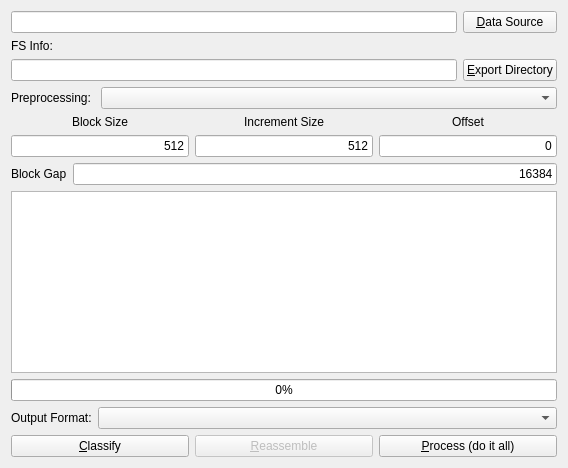
Old version of the form gui/file_carving_ui.ui in the repository rpoisel/mmc.
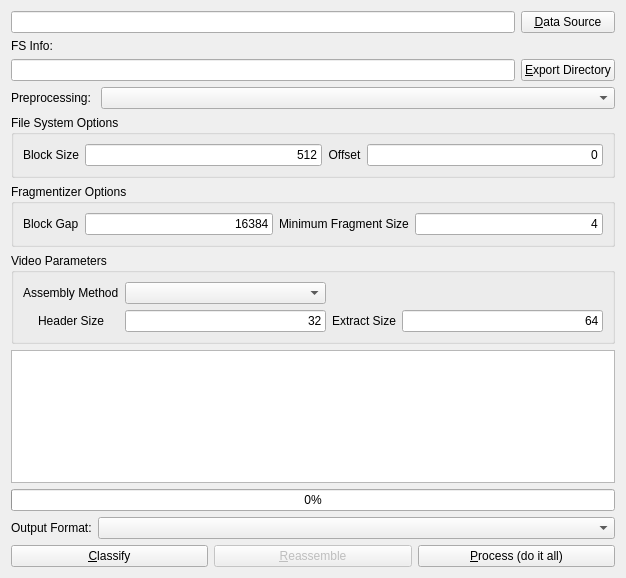
New version of the form.

Commit message: gui extended for different video assembly methods

```diff
--- a/gui/file_carving_ui.ui
+++ b/gui/file_carving_ui.ui
@@ -6,10 +6,16 @@
    <rect>
     <x>0</x>
     <y>0</y>
-    <width>568</width>
-    <height>468</height>
+    <width>626</width>
+    <height>578</height>
    </rect>
   </property>
+  <property name="minimumSize">
+   <size>
+    <width>500</width>
+    <height>0</height>
+   </size>
+  </property>
   <property name="windowTitle">
    <string>Form</string>
   </property>
@@ -74,8 +80,22 @@
     </layout>
    </item>
    <item>
-    <layout class="QGridLayout" name="gridLayout">
-     <item row="1" column="0">
+    <widget class="QGroupBox" name="groupBox_3">
+     <property name="title">
+      <string>File System Options</string>
+     </property>
+     <layout class="QGridLayout" name="fsLayout">
+      <item row="0" column="0">
+       <widget class="QLabel" name="label">
+        <property name="text">
+         <string>Block Size</string>
+        </property>
+        <property name="alignment">
+         <set>Qt::AlignCenter</set>
+        </property>
+       </widget>
+      </item>
+      <item row="0" column="2">
       <widget class="QLineEdit" name="fragmentSize">
        <property name="text">
         <string>512</string>
@@ -85,27 +105,7 @@
        </property>
       </widget>
      </item>
-     <item row="0" column="1">
-      <widget class="QLabel" name="label_2">
-       <property name="text">
-        <string>Increment Size</string>
-       </property>
-       <property name="alignment">
-        <set>Qt::AlignCenter</set>
-       </property>
-      </widget>
-     </item>
-     <item row="1" column="1">
-      <widget class="QLineEdit" name="incrementSize">
-       <property name="text">
-        <string>512</string>
-       </property>
-       <property name="alignment">
-        <set>Qt::AlignRight|Qt::AlignTrailing|Qt::AlignVCenter</set>
-       </property>
-      </widget>
-     </item>
-     <item row="0" column="2">
+      <item row="0" column="3">
       <widget class="QLabel" name="label_3">
        <property name="text">
         <string>Offset</string>
@@ -115,7 +115,7 @@
        </property>
       </widget>
      </item>
-     <item row="1" column="2">
+      <item row="0" column="4">
       <widget class="QLineEdit" name="offset">
        <property name="text">
         <string>0</string>
@@ -125,38 +125,113 @@
        </property>
       </widget>
      </item>
-     <item row="0" column="0">
-      <widget class="QLabel" name="label">
-       <property name="text">
-        <string>Block Size</string>
-       </property>
-       <property name="alignment">
-        <set>Qt::AlignCenter</set>
-       </property>
-      </widget>
-     </item>
-    </layout>
+     </layout>
+    </widget>
    </item>
    <item>
-    <layout class="QGridLayout" name="gridLayout_3">
-     <item row="1" column="1">
-      <widget class="QLineEdit" name="blockGap">
-       <property name="text">
-        <string>16384</string>
-       </property>
-       <property name="alignment">
-        <set>Qt::AlignRight|Qt::AlignTrailing|Qt::AlignVCenter</set>
-       </property>
-      </widget>
-     </item>
-     <item row="1" column="0">
+    <widget class="QGroupBox" name="groupBox_2">
+     <property name="title">
+      <string>Fragmentizer Options</string>
+     </property>
+     <layout class="QGridLayout" name="fragmentizerLayout">
+      <item row="0" column="0">
       <widget class="QLabel" name="label_6">
        <property name="text">
         <string>Block Gap</string>
        </property>
       </widget>
      </item>
-    </layout>
+      <item row="0" column="1">
+       <widget class="QLineEdit" name="blockGap">
+        <property name="text">
+         <string>16384</string>
+        </property>
+        <property name="alignment">
+         <set>Qt::AlignRight|Qt::AlignTrailing|Qt::AlignVCenter</set>
+        </property>
+       </widget>
+      </item>
+      <item row="0" column="2">
+       <widget class="QLabel" name="label_10">
+        <property name="text">
+         <string>Minimum Fragment Size</string>
+        </property>
+       </widget>
+      </item>
+      <item row="0" column="3">
+       <widget class="QLineEdit" name="minimumFragmentSize">
+        <property name="statusTip">
+         <string>Minimum fragment size in blocks</string>
+        </property>
+        <property name="text">
+         <string>4</string>
+        </property>
+        <property name="alignment">
+         <set>Qt::AlignRight|Qt::AlignTrailing|Qt::AlignVCenter</set>
+        </property>
+       </widget>
+      </item>
+     </layout>
+    </widget>
+   </item>
+   <item>
+    <widget class="QGroupBox" name="groupBox">
+     <property name="title">
+      <string>Video Parameters</string>
+     </property>
+     <layout class="QGridLayout" name="videoparamLayout">
+      <item row="1" column="1">
+       <widget class="QLabel" name="label_8">
+        <property name="text">
+         <string>Header Size</string>
+        </property>
+        <property name="alignment">
+         <set>Qt::AlignCenter</set>
+        </property>
+       </widget>
+      </item>
+      <item row="1" column="3">
+       <widget class="QLineEdit" name="headerSize">
+        <property name="text">
+         <string>32</string>
+        </property>
+        <property name="alignment">
+         <set>Qt::AlignRight|Qt::AlignTrailing|Qt::AlignVCenter</set>
+        </property>
+       </widget>
+      </item>
+      <item row="1" column="4">
+       <widget class="QLabel" name="label_4">
+        <property name="text">
+         <string>Extract Size</string>
+        </property>
+        <property name="alignment">
+         <set>Qt::AlignCenter</set>
+        </property>
+       </widget>
+      </item>
+      <item row="1" column="5">
+       <widget class="QLineEdit" name="extractSize">
+        <property name="text">
+         <string>64</string>
+        </property>
+        <property name="alignment">
+         <set>Qt::AlignRight|Qt::AlignTrailing|Qt::AlignVCenter</set>
+        </property>
+       </widget>
+      </item>
+      <item row="0" column="1">
+       <widget class="QLabel" name="label_2">
+        <property name="text">
+         <string>Assembly Method</string>
+        </property>
+       </widget>
+      </item>
+      <item row="0" column="3">
+       <widget class="QComboBox" name="assemblyMethod"/>
+      </item>
+     </layout>
+    </widget>
    </item>
    <item>
     <widget class="QTableWidget" name="resultTable"/>
```
Left out of the diff: 8 changed lines with no effect on the pictures. Lines whose indentation alone changed are shown as unchanged. The commit also changes 5 other files.
